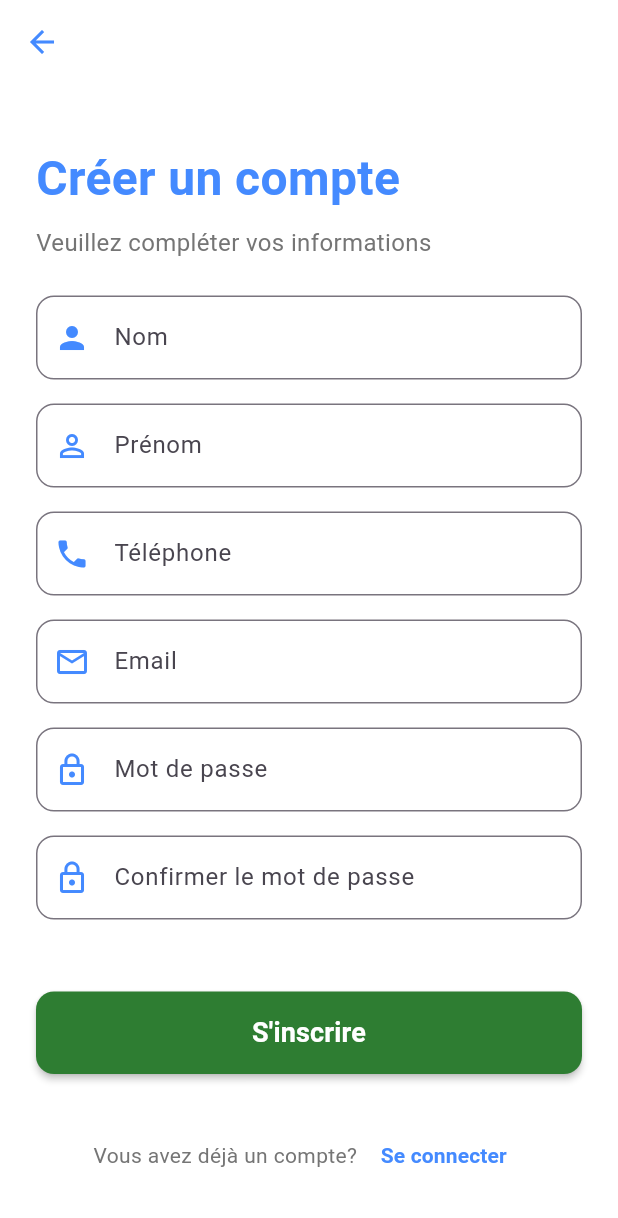
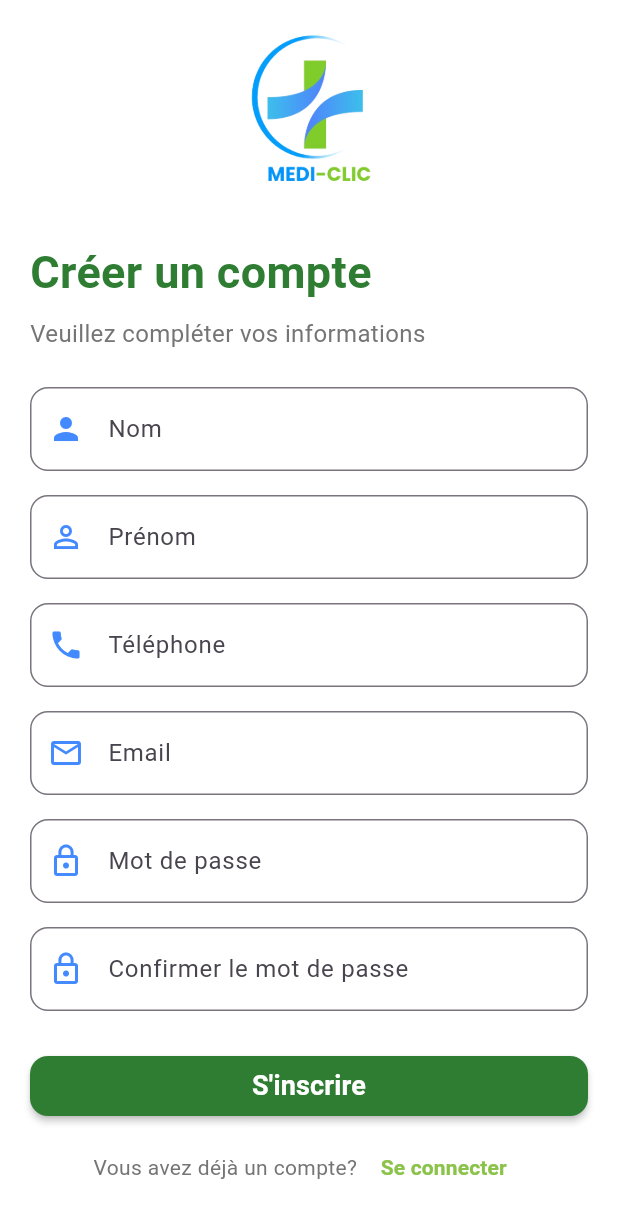
Before and after one commit to Medenou/medi, a Flutter app: the screen it shows after launch, after a tap on "Se connecter", after a tap on "S'inscrire", on a phone screen of 412 x 824 dp. Shown: the top 1218 px of the screen. Run offline on Flutter 3.47's test engine with Material 3 defaults, Android fonts, the phone set to English and light mode, and no system bars; our stand-ins replace cloud_firestore, firebase_auth, firebase_core, font_awesome_flutter; accounts and stored records are empty.

Commit message:
Finalisation de login et signup

```diff
--- a/mediclic/lib/main.dart
+++ b/mediclic/lib/main.dart
@@ -5,12 +5,17 @@ import 'package:mediclic/pages/connexionpages/login_screen.dart';
 import 'firebase_options.dart';
 import 'package:flutter/material.dart';
 
-// ../mediclinique/lib/main.dart
+// ../mediclic/lib/main.dart
 
-void main() async {
-  await Firebase.initializeApp(options: DefaultFirebaseOptions.currentPlatform);
+
+  void main() async {
+  WidgetsFlutterBinding.ensureInitialized();
+  await Firebase.initializeApp(
+    options: DefaultFirebaseOptions.currentPlatform,
+  );
   runApp(const MyApp());
 }
+
 
 class MyApp extends StatelessWidget {
   const MyApp({super.key});
--- a/mediclic/lib/pages/connexionpages/login_screen.dart
+++ b/mediclic/lib/pages/connexionpages/login_screen.dart
@@ -74,10 +74,10 @@ class _LoginScreenState extends State<LoginScreen> {
               child: Column(
                 crossAxisAlignment: CrossAxisAlignment.start,
                 children: [
-                  SizedBox(height: 40),
+                  SizedBox(height: 10),
                   // Logo
-                  // Center(child: Image.asset('assets/image1.png', height: 300)),
-                  SizedBox(height: 30),
+                   Center(child: Image.asset('assets/logo.png', height: 300)),
+                  SizedBox(height: 20),
 
                   // Titre
                   Text(
@@ -85,7 +85,7 @@ class _LoginScreenState extends State<LoginScreen> {
                     style: TextStyle(
                       fontSize: 32,
                       fontWeight: FontWeight.bold,
-                      color: Colors.blueAccent,
+                      color: Colors.green,
                     ),
                   ),
                   SizedBox(height: 8),
@@ -156,16 +156,16 @@ class _LoginScreenState extends State<LoginScreen> {
                       onPressed: () {},
                       child: Text(
                         'Mot de passe oublié?',
-                        style: TextStyle(color: Colors.blueAccent),
+                        style: TextStyle(color: Color(0xFF2E7D32)),
                       ),
                     ),
                   ),
-                  SizedBox(height: 24),
+                  SizedBox(height: 20),
 
                   // Bouton de connexion
                   SizedBox(
                     width: double.infinity,
-                    height: 55,
+                    height: 45,
                     child: ElevatedButton(
                       onPressed:
                           _isLoading
@@ -197,7 +197,7 @@ class _LoginScreenState extends State<LoginScreen> {
                               ),
                     ),
                   ),
-                  SizedBox(height: 30),
+                  SizedBox(height: 20),
 
                   // Lien vers l'inscription
                   Row(
@@ -220,7 +220,7 @@ class _LoginScreenState extends State<LoginScreen> {
                         child: Text(
                           "S'inscrire",
                           style: TextStyle(
-                            color: Colors.blueAccent,
+                            color: Color(0xFF2E7D32),
                             fontWeight: FontWeight.bold,
                           ),
                         ),
--- a/mediclic/lib/pages/connexionpages/signup_screen.dart
+++ b/mediclic/lib/pages/connexionpages/signup_screen.dart
@@ -21,7 +21,7 @@ class _SignUpScreenState extends State<SignUpScreen> {
   final TextEditingController _passwordController = TextEditingController();
   final TextEditingController _passwordConfirmationController =
       TextEditingController();
-final  String _profileType = 'Client';
+  final String _profileType = 'Client';
 
   bool _isLoading = false;
   String? _errorMessage;
@@ -89,28 +89,24 @@ final  String _profileType = 'Client';
   Widget build(BuildContext context) {
     return Scaffold(
       backgroundColor: Colors.white,
-      appBar: AppBar(
-        backgroundColor: Colors.transparent,
-        elevation: 0,
-        iconTheme: IconThemeData(color: Colors.blueAccent),
-      ),
+
       body: SafeArea(
         child: SingleChildScrollView(
-          padding: EdgeInsets.symmetric(horizontal: 24),
+          padding: EdgeInsets.symmetric(horizontal: 20),
           child: Form(
             key: _formKey,
             child: Column(
               crossAxisAlignment: CrossAxisAlignment.start,
               children: [
-                SizedBox(height: 20),
-              //  Center(child: Image.asset('assets/market.jpg', height: 150)),
-                SizedBox(height: 20),
+
+                  Center(child: Image.asset('assets/logo.png', height: 150)),
+                SizedBox(height: 10),
                 Text(
                   'Créer un compte',
                   style: TextStyle(
-                    fontSize: 32,
+                    fontSize: 30,
                     fontWeight: FontWeight.bold,
-                    color: Colors.blueAccent,
+                    color: Color(0xFF2E7D32),
                   ),
                 ),
                 SizedBox(height: 8),
@@ -154,25 +150,8 @@ final  String _profileType = 'Client';
                   Icons.lock_outline,
                   null,
                 ),
-               // SizedBox(height: 16),
-               /* DropdownButtonFormField<String>(
-                  value: _profileType,
-                  decoration: _inputDecoration(
-                    'Type de profil',
-                    Icons.account_circle,
-                  ),
-                  items:
-                      ['Client', 'Marchand']
-                          .map(
-                            (type) => DropdownMenuItem(
-                              value: type,
-                              child: Text(type),
-                            ),
-                          )
-                          .toList(),
-                  onChanged: (value) => setState(() => _profileType = value!),
-                ),*/
-                SizedBox(height: 24),
+
+                SizedBox(height: 20),
                 if (_errorMessage != null)
                   Padding(
                     padding: const EdgeInsets.symmetric(vertical: 8.0),
@@ -184,14 +163,14 @@ final  String _profileType = 'Client';
                       ),
                     ),
                   ),
-                SizedBox(height: 24),
+                SizedBox(height: 10),
                 SizedBox(
                   width: double.infinity,
-                  height: 55,
+                  height: 40,
                   child: ElevatedButton(
                     onPressed: _isLoading ? null : _signUp,
                     style: ElevatedButton.styleFrom(
-                      backgroundColor:Color(0xFF2E7D32) ,
+                      backgroundColor: Color(0xFF2E7D32),
                       foregroundColor: Colors.white,
                       shape: RoundedRectangleBorder(
                         borderRadius: BorderRadius.circular(12),
@@ -210,7 +189,7 @@ final  String _profileType = 'Client';
                             ),
                   ),
                 ),
-                SizedBox(height: 30),
+                SizedBox(height: 10),
                 Row(
                   mainAxisAlignment: MainAxisAlignment.center,
                   children: [
@@ -223,7 +202,7 @@ final  String _profileType = 'Client';
                       child: Text(
                         "Se connecter",
                         style: TextStyle(
-                          color: Colors.blueAccent,
+                          color: Colors.lightGreen,
                           fontWeight: FontWeight.bold,
                         ),
                       ),
--- a/mediclic/pubspec.yaml
+++ b/mediclic/pubspec.yaml
@@ -34,10 +34,10 @@ dependencies:
   # The following adds the Cupertino Icons font to your application.
   # Use with the CupertinoIcons class for iOS style icons.
   cupertino_icons: ^1.0.8
-  firebase_core: ^3.12.1
   font_awesome_flutter: ^10.7.0
   firebase_auth: ^5.5.1
   cloud_firestore: ^5.6.5
+  firebase_core: ^3.12.1
 
 dev_dependencies:
   flutter_test:
@@ -62,8 +62,8 @@ flutter:
   uses-material-design: true
 
   # To add assets to your application, add an assets section, like this:
-  # assets:
-  #   - images/a_dot_burr.jpeg
+  assets:
+     - assets/
   #   - images/a_dot_ham.jpeg
 
   # An image asset can refer to one or more resolution-specific "variants", see
```
Also changed, not shown: mediclic/assets/logo.png (added), mediclic/lib/firebase_options.dart, 3 other files.
